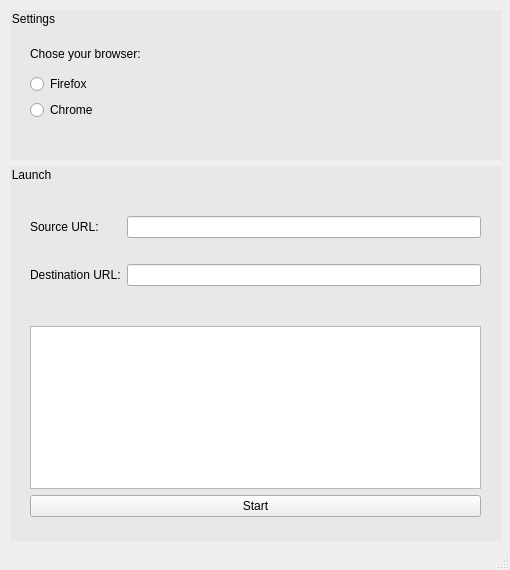
Qt form copier/ui/design.ui (ForeverProglamer/google-forms-copier) before a commit.
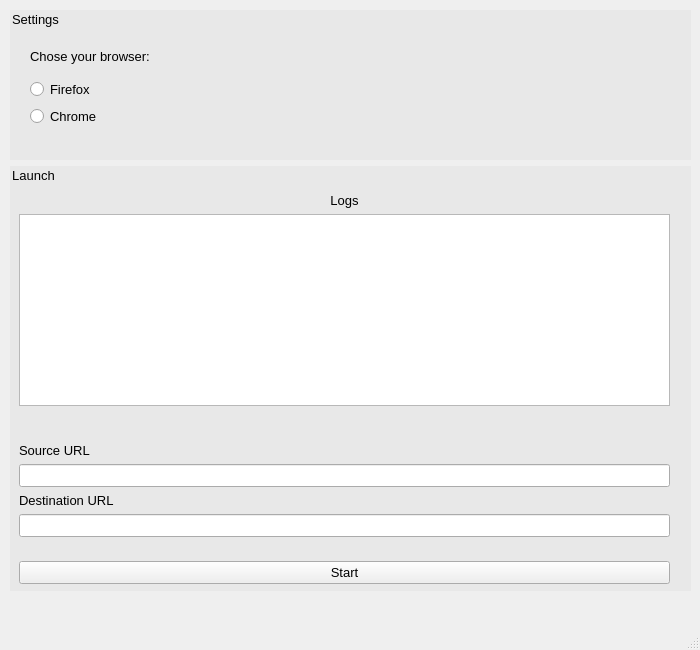
The same form after that commit.

What changed in the file:
```diff
--- a/copier/ui/design.ui
+++ b/copier/ui/design.ui
@@ -6,22 +6,27 @@
    <rect>
     <x>0</x>
     <y>0</y>
-    <width>510</width>
-    <height>570</height>
+    <width>700</width>
+    <height>650</height>
    </rect>
   </property>
   <property name="minimumSize">
    <size>
-    <width>510</width>
-    <height>570</height>
+    <width>700</width>
+    <height>650</height>
    </size>
   </property>
   <property name="maximumSize">
    <size>
-    <width>510</width>
-    <height>570</height>
+    <width>700</width>
+    <height>650</height>
    </size>
   </property>
+  <property name="font">
+   <font>
+    <pointsize>10</pointsize>
+   </font>
+  </property>
   <property name="windowTitle">
    <string>Google Forms Copier</string>
   </property>
@@ -39,8 +44,8 @@
      <rect>
       <x>10</x>
       <y>10</y>
-      <width>491</width>
-      <height>531</height>
+      <width>681</width>
+      <height>581</height>
      </rect>
     </property>
     <layout class="QVBoxLayout" name="verticalLayout">
@@ -58,6 +63,11 @@
          <height>150</height>
         </size>
        </property>
+       <property name="font">
+        <font>
+         <pointsize>10</pointsize>
+        </font>
+       </property>
        <property name="title">
         <string>Settings</string>
        </property>
@@ -66,13 +76,18 @@
          <rect>
           <x>20</x>
           <y>30</y>
-          <width>451</width>
-          <height>80</height>
+          <width>641</width>
+          <height>87</height>
          </rect>
         </property>
         <layout class="QVBoxLayout" name="verticalLayout_2">
          <item>
           <widget class="QLabel" name="label_3">
+           <property name="font">
+            <font>
+             <pointsize>10</pointsize>
+            </font>
+           </property>
            <property name="text">
             <string>Chose your browser:</string>
            </property>
@@ -80,6 +95,11 @@
          </item>
          <item>
           <widget class="QRadioButton" name="radioButton">
+           <property name="font">
+            <font>
+             <pointsize>10</pointsize>
+            </font>
+           </property>
            <property name="text">
             <string>Firefox</string>
            </property>
@@ -87,6 +107,11 @@
          </item>
          <item>
           <widget class="QRadioButton" name="radioButton_2">
+           <property name="font">
+            <font>
+             <pointsize>10</pointsize>
+            </font>
+           </property>
            <property name="text">
             <string>Chrome</string>
            </property>
@@ -98,74 +123,154 @@
      </item>
      <item>
       <widget class="QGroupBox" name="groupBox">
+       <property name="font">
+        <font>
+         <pointsize>10</pointsize>
+        </font>
+       </property>
        <property name="title">
         <string>Launch</string>
        </property>
-       <widget class="QWidget" name="gridLayoutWidget">
+       <widget class="QWidget" name="">
         <property name="geometry">
          <rect>
-          <x>20</x>
-          <y>30</y>
-          <width>451</width>
-          <height>111</height>
+          <x>9</x>
+          <y>27</y>
+          <width>651</width>
+          <height>391</height>
          </rect>
         </property>
-        <layout class="QGridLayout" name="gridLayout">
-         <property name="leftMargin">
-          <number>0</number>
-         </property>
-         <item row="1" column="1">
-          <widget class="QLineEdit" name="lineEdit_2"/>
-         </item>
-         <item row="1" column="0">
-          <widget class="QLabel" name="label_2">
-           <property name="text">
-            <string>Destination URL:</string>
-           </property>
-          </widget>
-         </item>
-         <item row="0" column="1">
-          <widget class="QLineEdit" name="lineEdit"/>
-         </item>
-         <item row="0" column="0">
-          <widget class="QLabel" name="label">
-           <property name="layoutDirection">
-            <enum>Qt::LeftToRight</enum>
-           </property>
-           <property name="text">
-            <string>Source URL:</string>
-           </property>
-          </widget>
-         </item>
-        </layout>
-       </widget>
-       <widget class="QWidget" name="verticalLayoutWidget_3">
-        <property name="geometry">
-         <rect>
-          <x>20</x>
-          <y>160</y>
-          <width>451</width>
-          <height>191</height>
-         </rect>
-        </property>
-        <layout class="QVBoxLayout" name="verticalLayout_3">
+        <layout class="QVBoxLayout" name="verticalLayout_7">
          <item>
-          <widget class="QTextEdit" name="textEdit">
-           <property name="html">
-            <string>&lt;!DOCTYPE HTML PUBLIC &quot;-//W3C//DTD HTML 4.0//EN&quot; &quot;http://www.w3.org/TR/REC-html40/strict.dtd&quot;&gt;
+          <layout class="QVBoxLayout" name="verticalLayout_3">
+           <item>
+            <widget class="QLabel" name="label_4">
+             <property name="font">
+              <font>
+               <pointsize>10</pointsize>
+              </font>
+             </property>
+             <property name="text">
+              <string>Logs</string>
+             </property>
+             <property name="alignment">
+              <set>Qt::AlignCenter</set>
+             </property>
+            </widget>
+           </item>
+           <item>
+            <widget class="QTextEdit" name="textEdit">
+             <property name="font">
+              <font>
+               <family>Consolas</family>
+               <pointsize>10</pointsize>
+              </font>
+             </property>
+             <property name="html">
+              <string>&lt;!DOCTYPE HTML PUBLIC &quot;-//W3C//DTD HTML 4.0//EN&quot; &quot;http://www.w3.org/TR/REC-html40/strict.dtd&quot;&gt;
 &lt;html&gt;&lt;head&gt;&lt;meta name=&quot;qrichtext&quot; content=&quot;1&quot; /&gt;&lt;style type=&quot;text/css&quot;&gt;
 p, li { white-space: pre-wrap; }
-&lt;/style&gt;&lt;/head&gt;&lt;body style=&quot; font-family:'MS Shell Dlg 2'; font-size:7.8pt; font-weight:400; font-style:normal;&quot;&gt;
+&lt;/style&gt;&lt;/head&gt;&lt;body style=&quot; font-family:'Consolas'; font-size:10pt; font-weight:400; font-style:normal;&quot;&gt;
 &lt;p style=&quot;-qt-paragraph-type:empty; margin-top:0px; margin-bottom:0px; margin-left:0px; margin-right:0px; -qt-block-indent:0; text-indent:0px;&quot;&gt;&lt;br /&gt;&lt;/p&gt;&lt;/body&gt;&lt;/html&gt;</string>
-           </property>
-          </widget>
+             </property>
+            </widget>
+           </item>
+          </layout>
          </item>
          <item>
-          <widget class="QPushButton" name="pushButton">
-           <property name="text">
-            <string>Start</string>
+          <spacer name="verticalSpacer_2">
+           <property name="orientation">
+            <enum>Qt::Vertical</enum>
            </property>
-          </widget>
+           <property name="sizeHint" stdset="0">
+            <size>
+             <width>18</width>
+             <height>18</height>
+            </size>
+           </property>
+          </spacer>
+         </item>
+         <item>
+          <layout class="QVBoxLayout" name="verticalLayout_6">
+           <item>
+            <layout class="QVBoxLayout" name="verticalLayout_4">
+             <item>
+              <widget class="QLabel" name="label">
+               <property name="font">
+                <font>
+                 <pointsize>10</pointsize>
+                </font>
+               </property>
+               <property name="layoutDirection">
+                <enum>Qt::LeftToRight</enum>
+               </property>
+               <property name="text">
+                <string>Source URL</string>
+               </property>
+              </widget>
+             </item>
+             <item>
+              <widget class="QLineEdit" name="lineEdit">
+               <property name="font">
+                <font>
+                 <pointsize>10</pointsize>
+                </font>
+               </property>
+              </widget>
+             </item>
+            </layout>
+           </item>
+           <item>
+            <layout class="QVBoxLayout" name="verticalLayout_5">
+             <item>
+              <widget class="QLabel" name="label_2">
+               <property name="font">
+                <font>
+                 <pointsize>10</pointsize>
+                </font>
+               </property>
+               <property name="text">
+                <string>Destination URL</string>
+               </property>
+              </widget>
+             </item>
+             <item>
+              <widget class="QLineEdit" name="lineEdit_2">
+               <property name="font">
+                <font>
+                 <pointsize>10</pointsize>
+                </font>
+               </property>
+              </widget>
+             </item>
+             <item>
+              <spacer name="verticalSpacer_3">
+               <property name="orientation">
+                <enum>Qt::Vertical</enum>
+               </property>
+               <property name="sizeHint" stdset="0">
+                <size>
+                 <width>18</width>
+                 <height>18</height>
+                </size>
+               </property>
+              </spacer>
+             </item>
+             <item>
+              <widget class="QPushButton" name="pushButton">
+               <property name="font">
+                <font>
+                 <pointsize>10</pointsize>
+                </font>
+               </property>
+               <property name="text">
+                <string>Start</string>
+               </property>
+              </widget>
+             </item>
+            </layout>
+           </item>
+          </layout>
          </item>
         </layout>
        </widget>
```
Left out of the diff: 10 changed lines with no effect on the pictures.
